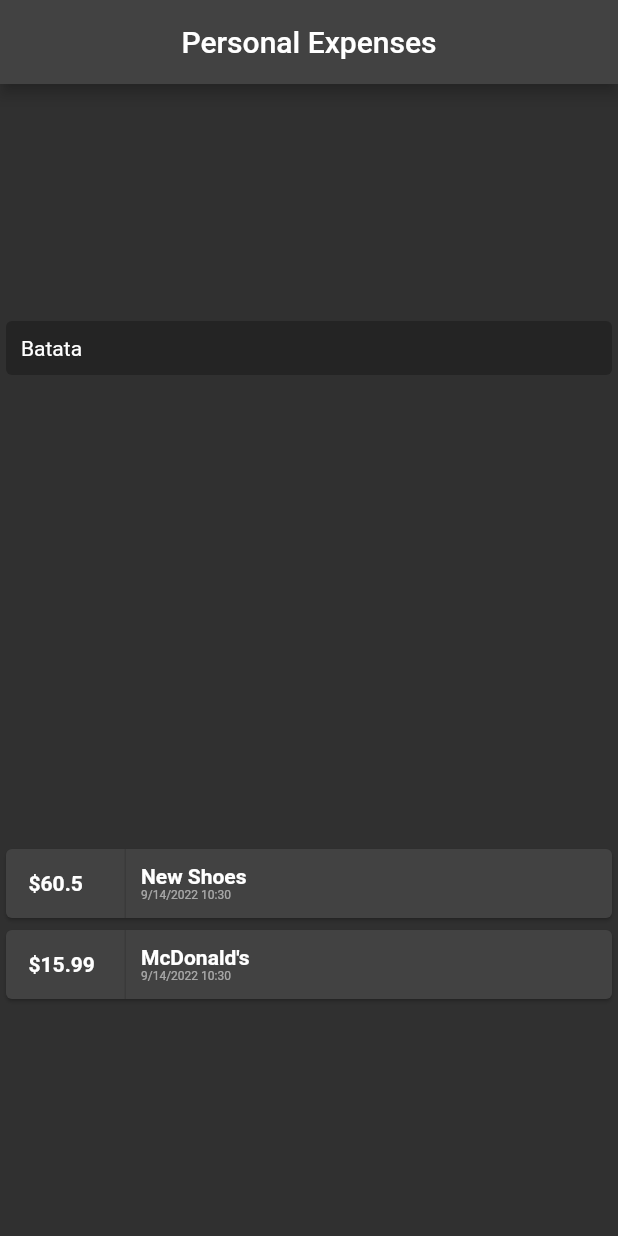
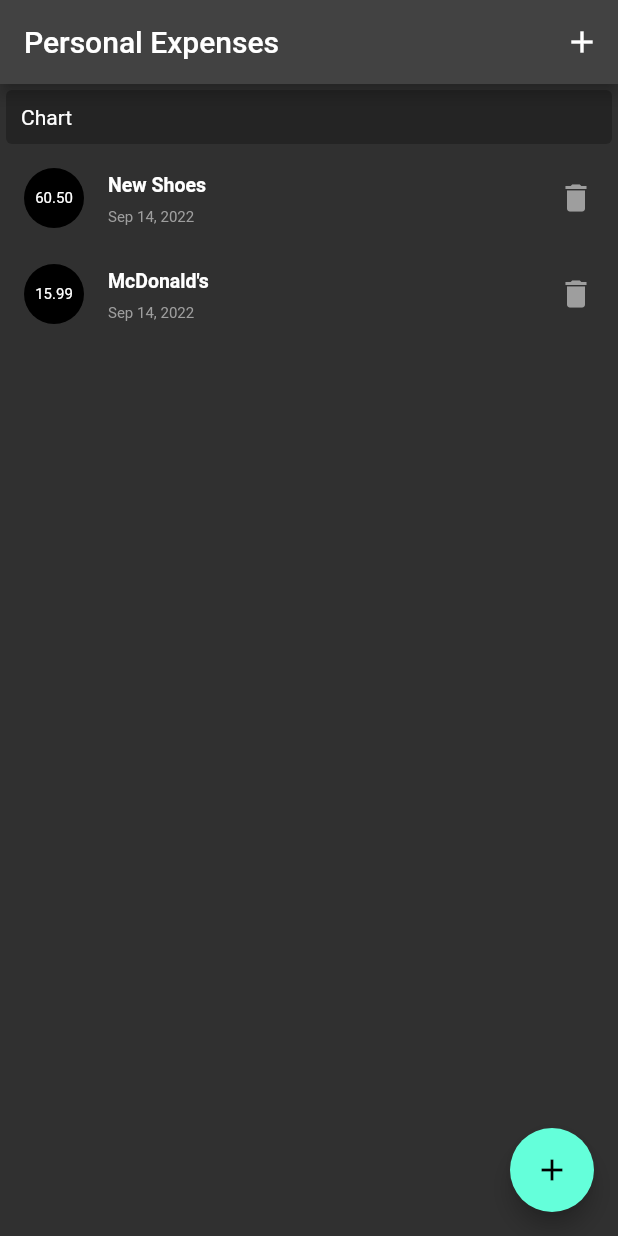
Before and after one commit to will-souza/expensesapp, a Flutter app: the screen it shows after launch, on a phone screen of 412 x 824 dp. Run offline on Flutter 3.47's test engine with Material 2 defaults, Android fonts, the phone set to English and light mode, and no system bars.

Commit message:
a lot of stuff

```diff
--- a/lib/main.dart
+++ b/lib/main.dart
@@ -1,6 +1,9 @@
-import 'package:expensesapp/transaction.dart';
 import 'package:flutter/material.dart';
-import 'package:intl/intl.dart';
+import 'package:uuid/uuid.dart';
+
+import 'models/transaction.dart';
+import 'widgets/new_transaction.dart';
+import 'widgets/transaction_list.dart';
 
 void main() {
   runApp(const MyApp());
@@ -14,38 +17,75 @@ class MyApp extends StatelessWidget {
     return MaterialApp(
       title: 'Personal Expenses',
       theme: ThemeData.dark(),
-      home: MyHomePage(),
+      home: const MyHomePage(),
     );
   }
 }
 
-class MyHomePage extends StatelessWidget {
-  MyHomePage({super.key});
-  final List<Transaction> transactions = [
+class MyHomePage extends StatefulWidget {
+  const MyHomePage({super.key});
+
+  @override
+  State<MyHomePage> createState() => _MyHomePageState();
+}
+
+class _MyHomePageState extends State<MyHomePage> {
+  final titleController = TextEditingController();
+  final amountController = TextEditingController();
+
+  final List<Transaction> _userTransactions = [
     Transaction(
-      id: 1,
+      id: '1',
       title: 'New Shoes',
       amount: 60.50,
       date: DateTime.now(),
     ),
     Transaction(
-      id: 2,
+      id: '2',
       title: 'McDonald\'s',
       amount: 15.99,
       date: DateTime.now(),
-    )
+    ),
   ];
+
+  void _addTransaction(String title, double amount) {
+    var uuid = const Uuid();
+    final transaction = Transaction(
+      id: uuid.v1(),
+      title: title,
+      amount: amount,
+      date: DateTime.now(),
+    );
+
+    setState(() {
+      _userTransactions.add(transaction);
+    });
+  }
+
+  void _startAddTransaction(BuildContext context) {
+    showModalBottomSheet(
+      context: context,
+      builder: (_) {
+        return NewTransaction(_addTransaction);
+      },
+    );
+  }
 
   @override
   Widget build(BuildContext context) {
     return Scaffold(
       appBar: AppBar(
-        title: const Center(
-          child: Text('Personal Expenses'),
+        title: const Text('Personal Expenses'),
+        actions: <Widget>[
+          IconButton(
+            onPressed: () => _startAddTransaction(context),
+            icon: const Icon(Icons.add),
+          )
+        ],
       ),
-      ),
-      body: Column(
-        mainAxisAlignment: MainAxisAlignment.spaceAround,
+      body: SingleChildScrollView(
+        child: Column(
+          // mainAxisAlignment: MainAxisAlignment.start,
           crossAxisAlignment: CrossAxisAlignment.stretch,
           children: <Widget>[
             const SizedBox(
@@ -55,61 +95,17 @@ class MyHomePage extends StatelessWidget {
                 elevation: 0,
                 child: Padding(
                   padding: EdgeInsets.all(10),
-                child: Text('Batata'),
+                  child: Text('Chart'),
                 ),
               ),
             ),
-          Column(
-            children: transactions.map((transaction) {
-              return Card(
-                child: Row(
-                  children: <Widget>[
-                    Container(
-                      width: 80,
-                      padding: const EdgeInsets.all(15),
-                      decoration: const BoxDecoration(
-                        border: Border(
-                          right: BorderSide(color: Colors.black12),
+            TransactionList(_userTransactions)
+          ],
         ),
       ),
-                      child: Text(
-                        '\$${transaction.amount}',
-                        style: const TextStyle(
-                          fontWeight: FontWeight.bold,
-                        ),
-                      ),
-                    ),
-                    Container(
-                      padding: const EdgeInsets.symmetric(
-                        horizontal: 10,
-                      ),
-                      child: Column(
-                        crossAxisAlignment: CrossAxisAlignment.start,
-                        children: [
-                          Text(
-                            transaction.title,
-                            style: const TextStyle(
-                              fontWeight: FontWeight.bold,
-                            ),
-                          ),
-                          Text(
-                            DateFormat().add_yMd().add_Hm().format(
-                                  transaction.date,
-                                ),
-                            style: const TextStyle(
-                              fontSize: 8,
-                              color: Colors.white54,
-                            ),
-                          )
-                        ],
-                      ),
-                    )
-                  ],
-                ),
-              );
-            }).toList(),
-          )
-        ],
+      floatingActionButton: FloatingActionButton(
+        onPressed: () => _startAddTransaction(context),
+        child: const Icon(Icons.add),
       ),
     );
   }
--- a/lib/transaction.dart
+++ b/lib/models/transaction.dart
@@ -1,13 +1,13 @@
 class Transaction {
-  int id;
+  String id;
   String title;
   double amount;
   DateTime date;
 
   Transaction({
     required this.id,
+    required this.date,
     required this.title,
     required this.amount,
-    required this.date,
   });
 }
--- /dev/null
+++ b/lib/widgets/transaction_list.dart
@@ -0,0 +1,47 @@
+import 'package:flutter/material.dart';
+import 'package:intl/intl.dart';
+
+import '../models/transaction.dart';
+
+class TransactionList extends StatelessWidget {
+  const TransactionList(this.transactions, {super.key});
+  final List<Transaction> transactions;
+
+  @override
+  Widget build(BuildContext context) {
+    return SizedBox(
+      height: 300,
+      child: ListView.builder(
+        itemBuilder: (ctx, index) {
+          return ListTile(
+            leading: CircleAvatar(
+              child: Text(
+                transactions[index].amount.toStringAsFixed(2),
+                style: const TextStyle(fontSize: 10),
+              ),
+            ),
+            title: Text(
+              transactions[index].title,
+              style: const TextStyle(
+                fontWeight: FontWeight.bold,
+              ),
+            ),
+            subtitle: Text(
+              DateFormat(DateFormat.YEAR_ABBR_MONTH_DAY)
+                  .format(transactions[index].date),
+              style: const TextStyle(
+                color: Colors.grey,
+                fontSize: 10,
+              ),
+            ),
+            trailing: const Icon(Icons.delete),
+            iconColor: Colors.grey,
+            dense: true,
+            onTap: () {},
+          );
+        },
+        itemCount: transactions.length,
+      ),
+    );
+  }
+}
--- a/pubspec.yaml
+++ b/pubspec.yaml
@@ -34,6 +34,7 @@ dependencies:
   shared_preferences: ^2.0.15
   provider: ^6.0.3
   intl: ^0.17.0
+  uuid: ^3.0.6
 
   # The following adds the Cupertino Icons font to your application.
   # Use with the CupertinoIcons class for iOS style icons.
```
Also changed, not shown: lib/widgets/new_transaction.dart (added, +61 -0 lines), pubspec.lock. Lines whose indentation alone changed are shown as unchanged.
